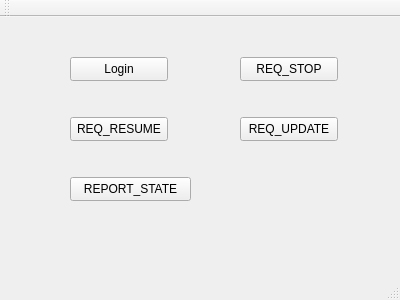
Old version of the form air-conditioning-client/mainwindow.ui in the repository Anjiansan/Air-Condition.
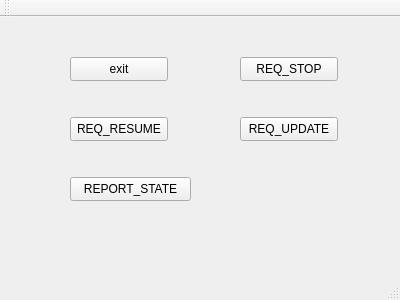
New version of the form.

Patch:
```diff
--- a/air-conditioning-client/mainwindow.ui
+++ b/air-conditioning-client/mainwindow.ui
@@ -24,7 +24,7 @@
      </rect>
     </property>
     <property name="text">
-     <string>Login</string>
+     <string>exit</string>
     </property>
    </widget>
    <widget class="QPushButton" name="reqStopBtn">
```
Left out of the diff: 2 changed lines with no effect on the pictures.
